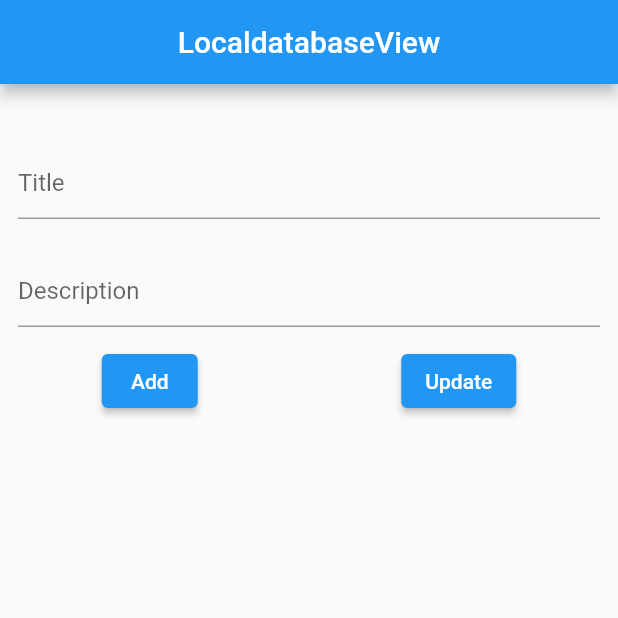
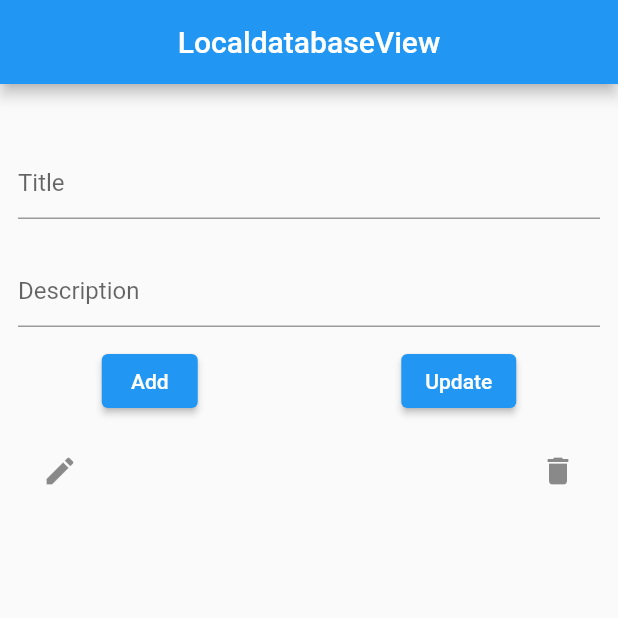
Before and after one commit to md-redwanul-haque/pageView-controller-with-getx, a Flutter app: the screen it shows after launch, after a tap on "Add", on a phone screen of 412 x 824 dp, the top half of it. Run offline on Flutter 3.47's test engine with Material 2 defaults, Android fonts, the phone set to English and light mode, and no system bars; our stand-ins replace get, google_maps_flutter, hive, hive_flutter, image_picker, sqflite; accounts and stored records are empty.

Commit message:
delete wokting properly update processing

```diff
--- a/lib/app/modules/localdatabase/db/db_provider.dart
+++ b/lib/app/modules/localdatabase/db/db_provider.dart
@@ -47,15 +47,20 @@ class DataBaseHelper{
     return await db.insert("todos", modelObj.toJson());
   }
 
-     getTodos()async{
+  Future<List<todoModel>> getTodos()async{
     Database db =await dbInstance.getDatabase;
     var todos  = await db.query('todos',orderBy: 'id');
 
-    print(todos);
+    print('mytodo${todos}');
 
     List<todoModel> todoList= todos.isNotEmpty?todos.map((modelObj) => todoModel.fromJson(modelObj)).toList():[];
 
     return todoList;
+  }
+
+  Future deleteTodo(int id) async{
+    Database db =await dbInstance.getDatabase;
+    return await db.delete('todos',where: 'id=?',whereArgs: [id]);
 
   }
 
--- a/lib/app/modules/localdatabase/views/localdatabase_view.dart
+++ b/lib/app/modules/localdatabase/views/localdatabase_view.dart
@@ -104,9 +104,17 @@ class LocaldatabaseView extends GetView<LocaldatabaseController> {
               Obx(()=> ListView.builder(
                   itemCount: controller.todoList.value.length,
                   itemBuilder: (BuildContext context ,int index){
-                    return ListTile(
-                      title: Text(controller.todoList[index].title.toString()),subtitle: Text(controller.todoList[index].description.toString()),
-                    );
+                    return Obx(()=>ListTile(
+                      leading: IconButton(icon: Icon(Icons.edit),onPressed: (){
+
+                      }),
+                      title: Text(controller.todoList[index].title.toString()),
+                      subtitle: Text(controller.todoList[index].description.toString()),
+                      trailing: IconButton(onPressed: () async{
+                        await DataBaseHelper.dbInstance.deleteTodo(controller.todoList[index].id!);
+                        controller.todoList.removeAt(index);
+                      },icon: Icon(Icons.delete),),
+                    ));
 
                   }),)
           )
```
